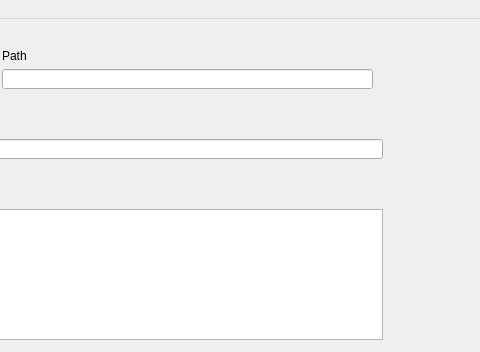
Qt form Python_version/mainwindows.ui (Blackfireoff/FireDown) before a commit; both pictures show x 168 to 648 and y 0 to 352 of the 648 by 455 pixel window.
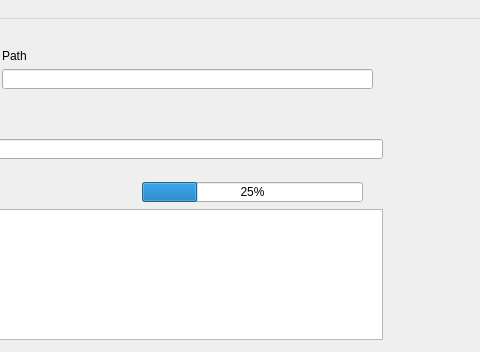
The same form after that commit.

The edit to the form file:
```diff
--- a/Python_version/mainwindows.ui
+++ b/Python_version/mainwindows.ui
@@ -145,6 +145,47 @@
      <string>Cancel</string>
     </property>
    </widget>
+   <widget class="QLabel" name="label_nb_item">
+    <property name="enabled">
+     <bool>true</bool>
+    </property>
+    <property name="geometry">
+     <rect>
+      <x>230</x>
+      <y>160</y>
+      <width>61</width>
+      <height>21</height>
+     </rect>
+    </property>
+    <property name="text">
+     <string/>
+    </property>
+   </widget>
+   <widget class="QProgressBar" name="progressBar_items">
+    <property name="enabled">
+     <bool>true</bool>
+    </property>
+    <property name="geometry">
+     <rect>
+      <x>310</x>
+      <y>163</y>
+      <width>221</width>
+      <height>20</height>
+     </rect>
+    </property>
+    <property name="minimum">
+     <number>0</number>
+    </property>
+    <property name="maximum">
+     <number>12</number>
+    </property>
+    <property name="value">
+     <number>3</number>
+    </property>
+    <property name="invertedAppearance">
+     <bool>false</bool>
+    </property>
+   </widget>
   </widget>
   <widget class="QMenuBar" name="menubar_settings">
    <property name="geometry">
```
